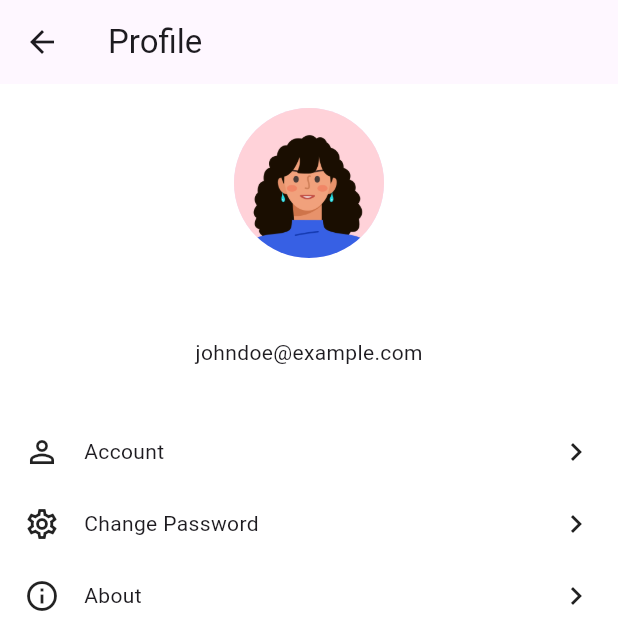
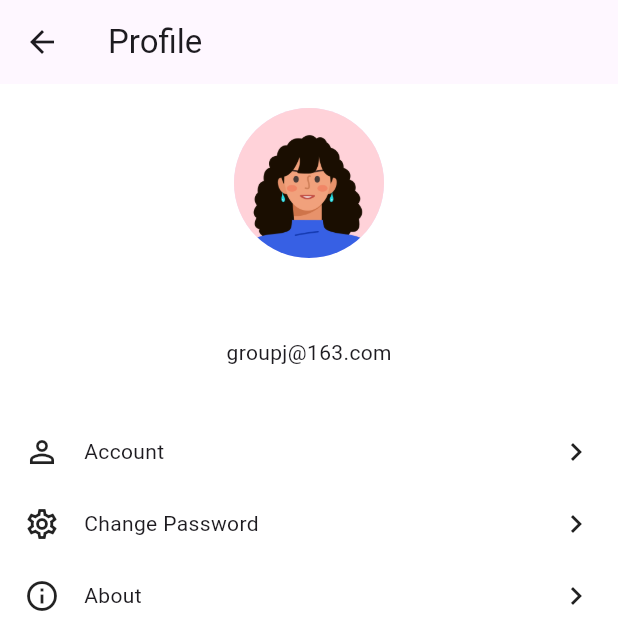
Before and after one commit to COMP7705-Group-J/comp7705_chatbot, a Flutter app: the ProfilePage screen opened directly with empty values, on a phone screen of 412 x 824 dp, the top half of it. Run offline on Flutter 3.47's test engine with Material 3 defaults, Android fonts, the light colour scheme and no system bars; our stand-ins replace flutter_svg, font_awesome_flutter, get, google_nav_bar; missing offline and left inert: dart:ffi.

Commit message:
mail change

```diff
--- a/lib/pages/profile/profile_page.dart
+++ b/lib/pages/profile/profile_page.dart
@@ -47,7 +47,7 @@ class _ProfilePageState extends State<ProfilePage> {
                     ),
                   ),
                   SizedBox(height: 8.0),
-                  Text('johndoe@example.com'),
+                  Text('groupj@163.com'),
                 ],
               ),
             ),
```
